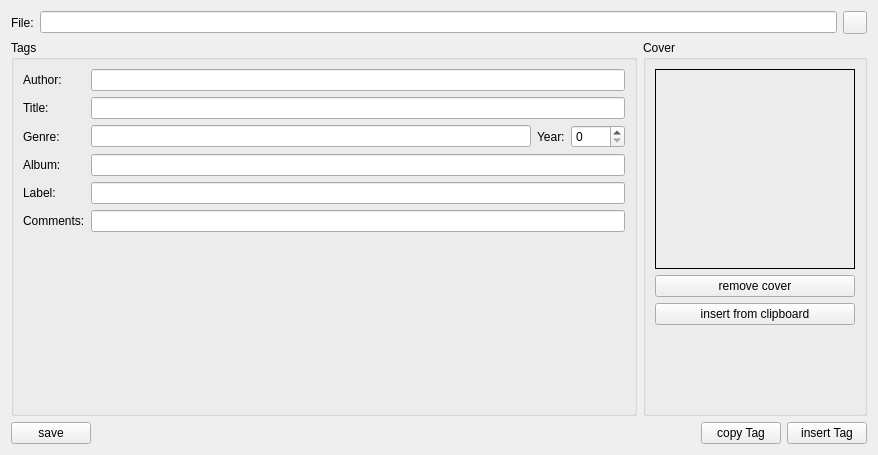
This is src/forms/editid3tag/editid3tag.ui in pfedick/mp3encoder as Qt 5 draws it before an edit. The edited form follows.
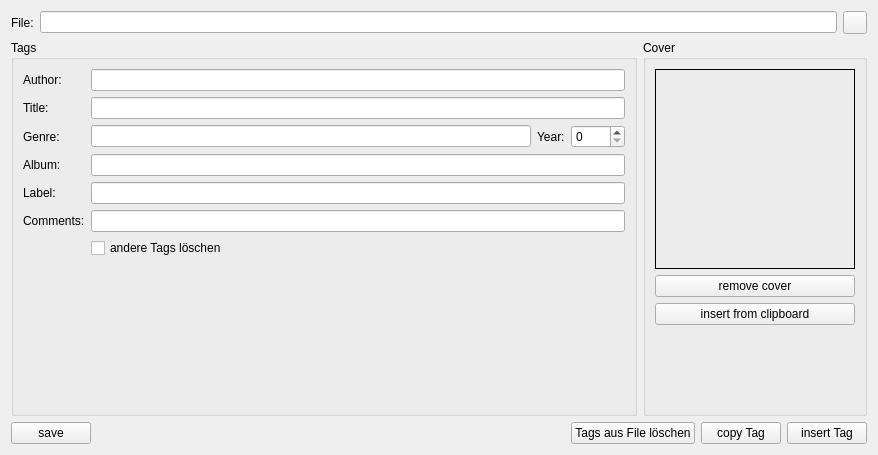
This is the edited form. Icons and pictures are not drawn.

Commit message: delete tags option

```diff
--- a/src/forms/editid3tag/editid3tag.ui
+++ b/src/forms/editid3tag/editid3tag.ui
@@ -138,6 +138,13 @@
         <item row="6" column="1">
          <widget class="QLineEdit" name="comment"/>
         </item>
+        <item row="7" column="1">
+         <widget class="QCheckBox" name="deleteOtherTagsCheckBox">
+          <property name="text">
+           <string>andere Tags löschen</string>
+          </property>
+         </widget>
+        </item>
        </layout>
       </widget>
      </item>
@@ -234,6 +241,17 @@
        </property>
       </spacer>
      </item>
+     <item>
+      <widget class="QPushButton" name="deleteButton">
+       <property name="text">
+        <string>Tags aus File löschen</string>
+       </property>
+       <property name="icon">
+        <iconset resource="../../../resource.qrc">
+         <normaloff>:/images/resourcen/emptytrash.png</normaloff>:/images/resourcen/emptytrash.png</iconset>
+       </property>
+      </widget>
+     </item>
      <item>
       <widget class="QPushButton" name="copyButton">
        <property name="text">
```
The commit also changes 3 other files.
